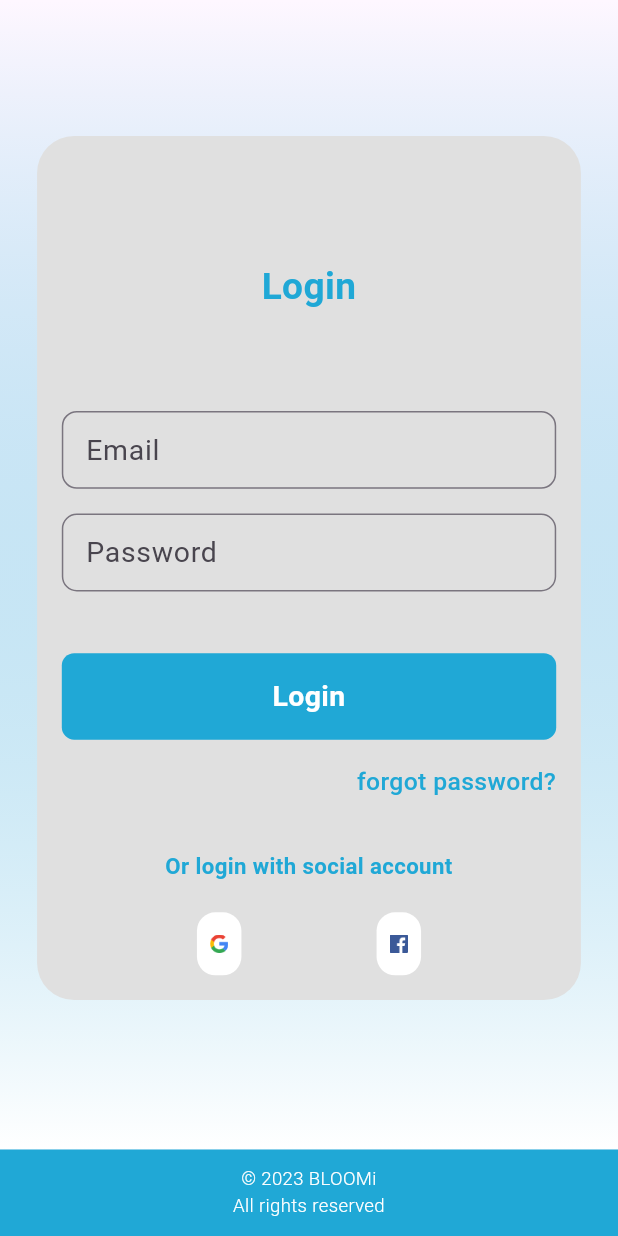
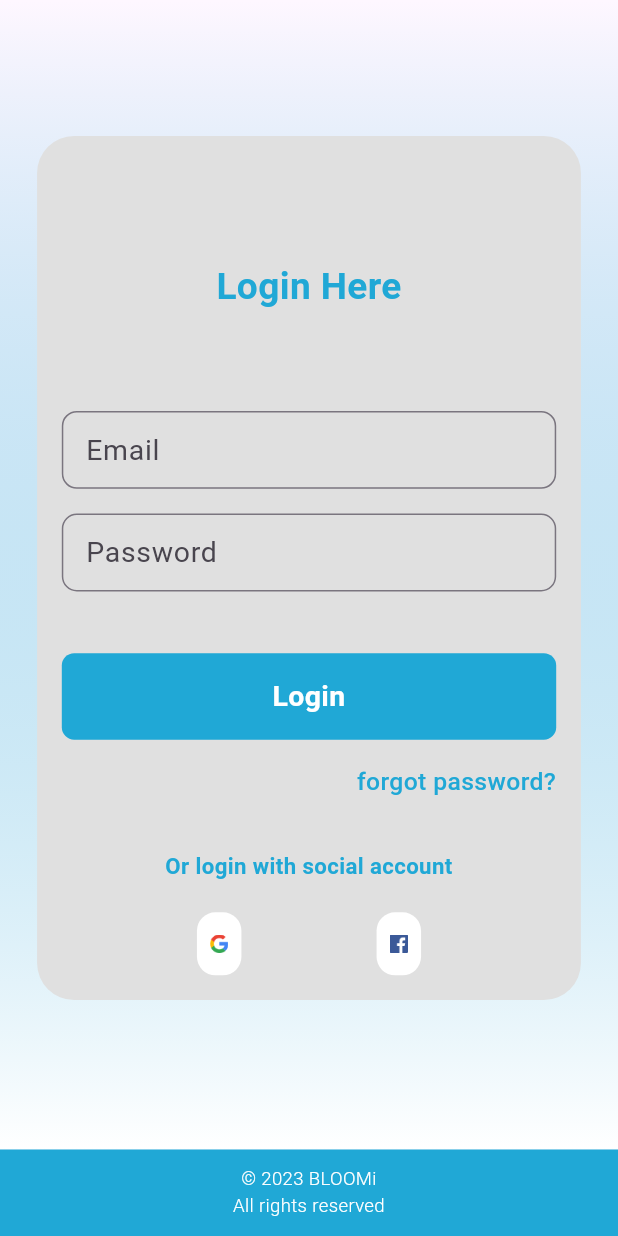
Before and after one commit to cepdnaclk/e19-co227-Empowering-Counselors-and-Students-through-Interactive-Web-and-Mobile-App, a Flutter app: the screen it shows after launch, after a tap on "Already have an account?", on a phone screen of 412 x 824 dp. Run offline on Flutter 3.47's test engine with Material 2 defaults, Android fonts, the phone set to English and light mode, and no system bars; our stand-ins replace animate_do, responsive_framework.

Commit message:
change the ui

```diff
--- a/bloomi_web/lib/screens/auth/login/login_mobile.dart
+++ b/bloomi_web/lib/screens/auth/login/login_mobile.dart
@@ -57,7 +57,7 @@ class LoginMobile extends StatelessWidget {
                                     SizedBox(
                                       width: mediaQueryData.size.width * 0.3,
                                       child: CustomText(
-                                        "Login",
+                                        "Login Here",
                                         fontSize:
                                             mediaQueryData.size.height * 0.03,
                                         fontWeight: FontWeight.w600,
--- a/bloomi_web/lib/screens/auth/login/login_web.dart
+++ b/bloomi_web/lib/screens/auth/login/login_web.dart
@@ -64,7 +64,7 @@ class LoginWeb extends StatelessWidget {
                                       SizedBox(
                                         width: mediaQueryData.size.width * 0.3,
                                         child: CustomText(
-                                          "Login",
+                                          "Login Here",
                                           fontSize:
                                               mediaQueryData.size.height * 0.03,
                                           fontWeight: FontWeight.w600,
--- a/bloomi_web/lib/screens/auth/signup/signup_mobile.dart
+++ b/bloomi_web/lib/screens/auth/signup/signup_mobile.dart
@@ -51,7 +51,7 @@ class SignUpMobile extends StatelessWidget {
                                   SizedBox(
                                     width: mediaQueryData.size.width * 0.3,
                                     child: CustomText(
-                                      "SignUp",
+                                      "SignUp Here",
                                       fontSize:
                                           mediaQueryData.size.height * 0.04,
                                       fontWeight: FontWeight.w600,
--- a/bloomi_web/lib/screens/auth/signup/signup_web.dart
+++ b/bloomi_web/lib/screens/auth/signup/signup_web.dart
@@ -61,7 +61,7 @@ class SignUpWeb extends StatelessWidget {
                                   SizedBox(
                                     width: mediaQueryData.size.width * 0.3,
                                     child: CustomText(
-                                      "SignUp",
+                                      "SignUp Here",
                                       fontSize:
                                           mediaQueryData.size.height * 0.03,
                                       fontWeight: FontWeight.w600,
```
